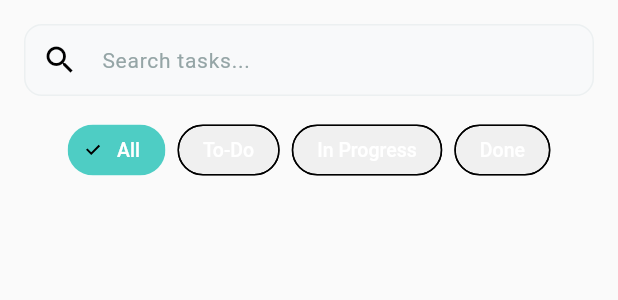
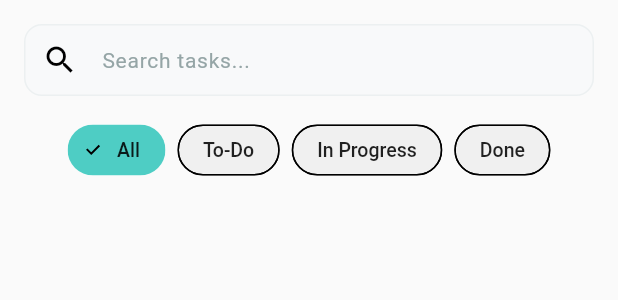
Before and after one commit to deepakrjain/taskly, a Flutter app: the SearchFilterBar widget shown alone on an empty page, opened directly with empty values, on a phone screen of 412 x 824 dp. Shown: the top 300 px of the screen. Run offline on Flutter 3.47's test engine with Material 3 defaults, Android fonts, the phone set to English and light mode, and no system bars; our stand-ins replace dio, flutter_riverpod, shared_preferences; accounts and stored records are empty; network calls fail.

Commit message:
refactor: improve dark mode UI and fix task reordering
- Add white text color to status filter buttons in dark mode (All, To-Do, In Progress, Done)
- Add fontWeight.w500 for better text emphasis on status filters
- Wrap task cards in ReorderableDragStartListener to restrict drag to intended interaction
- Task reordering now only triggered by explicit drag action, not from anywhere on card

```diff
--- a/flutter/lib/screens/task_list_screen.dart
+++ b/flutter/lib/screens/task_list_screen.dart
@@ -185,6 +185,8 @@ class _TaskListScreenState extends ConsumerState<TaskListScreen> {
                       Container(
                         key: ValueKey(tasks[index].id),
                         margin: const EdgeInsets.only(bottom: 12),
+                        child: ReorderableDragStartListener(
+                          index: index,
                           child: _TaskCard(
                             task: tasks[index],
                             ref: ref,
@@ -197,6 +199,7 @@ class _TaskListScreenState extends ConsumerState<TaskListScreen> {
                                 ),
                               );
                             },
+                          ),
                         ),
                       ),
                   ],
--- a/flutter/lib/widgets/search_filter_bar.dart
+++ b/flutter/lib/widgets/search_filter_bar.dart
@@ -79,6 +79,12 @@ class _SearchFilterBarState extends State<SearchFilterBar> {
                     setState(() => selectedStatus = '');
                     widget.onStatusFilterChanged('');
                   },
+                  labelStyle: TextStyle(
+                    color: Theme.of(context).brightness == Brightness.dark
+                      ? Colors.white
+                      : Colors.black87,
+                    fontWeight: FontWeight.w500,
+                  ),
                 ),
                 const SizedBox(width: 8),
                 FilterChip(
@@ -88,6 +94,12 @@ class _SearchFilterBarState extends State<SearchFilterBar> {
                     setState(() => selectedStatus = 'To-Do');
                     widget.onStatusFilterChanged('To-Do');
                   },
+                  labelStyle: TextStyle(
+                    color: Theme.of(context).brightness == Brightness.dark
+                      ? Colors.white
+                      : Colors.black87,
+                    fontWeight: FontWeight.w500,
+                  ),
                 ),
                 const SizedBox(width: 8),
                 FilterChip(
@@ -97,6 +109,12 @@ class _SearchFilterBarState extends State<SearchFilterBar> {
                     setState(() => selectedStatus = 'In Progress');
                     widget.onStatusFilterChanged('In Progress');
                   },
+                  labelStyle: TextStyle(
+                    color: Theme.of(context).brightness == Brightness.dark
+                      ? Colors.white
+                      : Colors.black87,
+                    fontWeight: FontWeight.w500,
+                  ),
                 ),
                 const SizedBox(width: 8),
                 FilterChip(
@@ -106,6 +124,12 @@ class _SearchFilterBarState extends State<SearchFilterBar> {
                     setState(() => selectedStatus = 'Done');
                     widget.onStatusFilterChanged('Done');
                   },
+                  labelStyle: TextStyle(
+                    color: Theme.of(context).brightness == Brightness.dark
+                      ? Colors.white
+                      : Colors.black87,
+                    fontWeight: FontWeight.w500,
+                  ),
                 ),
               ],
             ),
```
Lines whose indentation alone changed are shown as unchanged.
